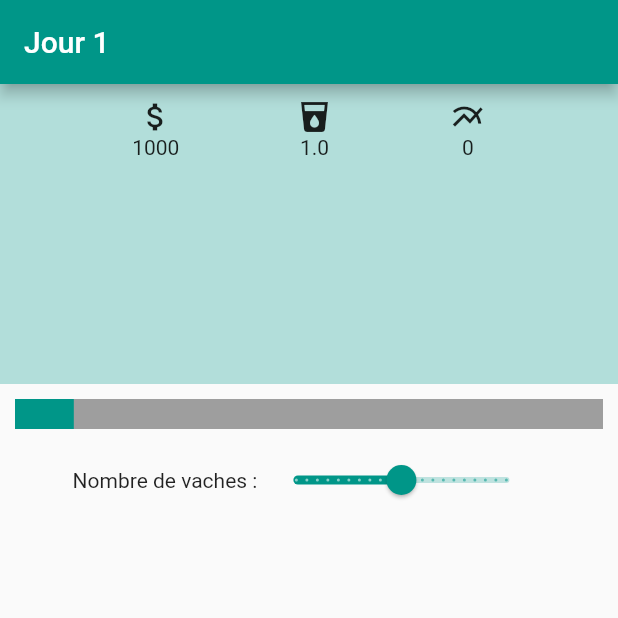
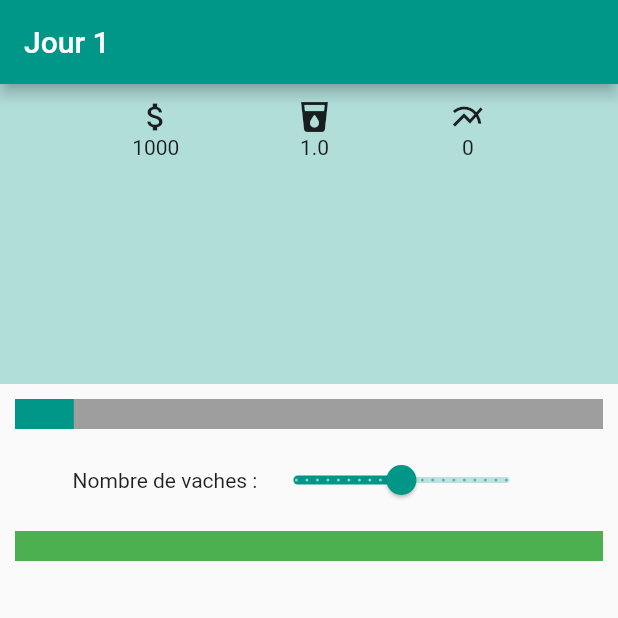
Before and after one commit to sprkl/MilkCow, a Flutter app: the screen it shows after launch, on a phone screen of 412 x 824 dp, the top half of it. Run offline on Flutter 3.47's test engine with Material 2 defaults, Android fonts, the phone set to English and light mode, and no system bars; our stand-ins replace flutter_redux, redux.

Commit message:
added draft of abrasion module

```diff
--- /dev/null
+++ b/sosfaim/lib/actions/abrasion_module_actions.dart
@@ -0,0 +1 @@
+class RepairMaterial {}
--- a/sosfaim/lib/actions/actions.dart
+++ b/sosfaim/lib/actions/actions.dart
@@ -1,27 +1,19 @@
-
-
-class AddCapital{
+class AddCapital {
   final int amount;
 
   AddCapital(this.amount);
 }
 
-class UpdateMilkPrice{
+class UpdateMilkPrice {
   final double price;
 
   UpdateMilkPrice(this.price);
 }
 
-class UpdateMilkProduction{
+class UpdateMilkProduction {
   final int production;
 
   UpdateMilkProduction(this.production);
 }
 
-class IncrementDay{}
-
-class UpdateSelectedCowNumber {
-  final double selectedCowNumber;
-
-  UpdateSelectedCowNumber(this.selectedCowNumber);
-}
+class IncrementDay {}
--- /dev/null
+++ b/sosfaim/lib/actions/cow_manager_actions.dart
@@ -0,0 +1,5 @@
+class UpdateSelectedCowNumber {
+  final double selectedCowNumber;
+
+  UpdateSelectedCowNumber(this.selectedCowNumber);
+}
--- /dev/null
+++ b/sosfaim/lib/components/AbrasionModule/abrasion_module.dart
@@ -0,0 +1,31 @@
+import 'package:flutter/material.dart';
+import 'package:flutter_redux/flutter_redux.dart';
+import 'package:redux/redux.dart';
+
+import '../../models/app_state.dart';
+import 'abrasion_module_view.dart';
+import 'abrasion_module_viewmodel.dart';
+import '../../modules/module.dart';
+
+class AbrasionModule extends StatelessWidget implements IModule {
+
+  @override
+  void execute() {
+    // TODO: implement execute
+  }
+
+  @override
+  Widget build(BuildContext context) {
+
+    return StoreConnector<AppState, AbrasionModuleViewModel>(
+        distinct: true,
+        converter: (Store<AppState> store) {
+          return AbrasionModuleViewModel.from(store);
+        },
+        builder: (context, vm) {
+          return AbrasionModuleView(
+              abrasion: vm.abrasion,
+              repairMaterial: vm.repairMaterial);
+        });
+  }
+}
--- /dev/null
+++ b/sosfaim/lib/components/AbrasionModule/abrasion_module_view.dart
@@ -0,0 +1,34 @@
+import 'package:flutter/foundation.dart';
+import 'package:flutter/material.dart';
+
+class AbrasionModuleView extends StatelessWidget {
+  final int abrasion;
+  final Function repairMaterial;
+
+  AbrasionModuleView({@required this.abrasion, @required this.repairMaterial});
+
+  @override
+  Widget build(BuildContext context) {
+    var color = Colors.green;
+    if (abrasion > 25) {
+      color = Colors.orange;
+    } else if (abrasion > 40) {
+      color = Colors.red;
+    }
+
+    return new Column(
+        mainAxisSize: MainAxisSize.min,
+        mainAxisAlignment: MainAxisAlignment.start,
+        children: <Widget>[
+          new Container(
+              // A fixed-height child.
+              height: 40.0,
+              padding: const EdgeInsets.all(10.0),
+              child: new LinearProgressIndicator(
+                value: abrasion / 100.0,
+                backgroundColor: color,
+                valueColor: AlwaysStoppedAnimation<Color>(color.shade500),
+              ))
+        ]);
+  }
+}
--- /dev/null
+++ b/sosfaim/lib/components/AbrasionModule/abrasion_module_viewmodel.dart
@@ -0,0 +1,19 @@
+import 'package:flutter/material.dart';
+import 'package:redux/redux.dart';
+import 'package:sosfaim/actions/abrasion_module_actions.dart';
+import 'package:sosfaim/models/app_state.dart';
+
+class AbrasionModuleViewModel {
+  final int abrasion;
+  final Function repairMaterial;
+
+  factory AbrasionModuleViewModel.from(Store<AppState> store) {
+    final repairMaterial = () => store.dispatch(RepairMaterial);
+
+    return AbrasionModuleViewModel(
+        abrasion: store.state.abrasion, repairMaterial: repairMaterial);
+  }
+
+  AbrasionModuleViewModel(
+      {@required this.abrasion, @required this.repairMaterial});
+}
--- a/sosfaim/lib/components/CowManager/cow_manager_view.dart
+++ b/sosfaim/lib/components/CowManager/cow_manager_view.dart
@@ -1,7 +1,3 @@
-// Copyright 2018 The Flutter Architecture Sample Authors. All rights reserved.
-// Use of this source code is governed by the MIT license that can be found
-// in the LICENSE file.
-
 import 'package:flutter/foundation.dart';
 import 'package:flutter/material.dart';
 
--- a/sosfaim/lib/components/CowManager/cow_manager_viewmodel.dart
+++ b/sosfaim/lib/components/CowManager/cow_manager_viewmodel.dart
@@ -1,7 +1,7 @@
 
 import 'package:flutter/material.dart';
 import 'package:redux/redux.dart';
-import 'package:sosfaim/actions/actions.dart';
+import 'package:sosfaim/actions/cow_manager_actions.dart';
 import 'package:sosfaim/models/app_state.dart';
 
 class CowManagerViewModel {
--- a/sosfaim/lib/main.dart
+++ b/sosfaim/lib/main.dart
@@ -4,6 +4,7 @@ import 'package:flutter_redux/flutter_redux.dart';
 
 import 'components/AppHeader/app_header.dart';
 import 'components/CowManager/cow_manager.dart';
+import 'components/AbrasionModule/abrasion_module.dart';
 import 'models/app_state.dart';
 import 'reducers/cow_module_reducer.dart';
 import 'reducers/app_state_reducer.dart';
@@ -64,7 +65,8 @@ class _SampleAppPageState extends State<SampleAppPage> {
             mainAxisSize: MainAxisSize.min,
             mainAxisAlignment: MainAxisAlignment.start,
             children: <Widget>[
-              new CowManager()
+              new CowManager(),
+              new AbrasionModule()
             ],
           ),
         )
--- a/sosfaim/lib/models/app_state.dart
+++ b/sosfaim/lib/models/app_state.dart
@@ -8,8 +8,12 @@ class AppState {
   final double milkPrice;
   final int milkProduction;
 
+  // Cow Manager Module
   final int totalCowNumber;
   final double selectedCowNumber;
+
+  // Abrasion Module
+  final int abrasion;
 
   AppState(
       {this.isLoading = false,
@@ -19,7 +23,8 @@ class AppState {
       this.milkPrice = 1,
       this.milkProduction = 0,
       this.totalCowNumber = 10,
-      this.selectedCowNumber = 0});
+      this.selectedCowNumber = 0,
+      this.abrasion = 0});
 
   AppState copyWith(
       {bool isLoading,
@@ -29,7 +34,8 @@ class AppState {
       double milkPrice,
       int milkProduction,
       int totalCowNumber,
-      double selectedCowNumber}) {
+      double selectedCowNumber,
+      int abrasion}) {
     return AppState(
         isLoading: isLoading ?? this.isLoading,
         modules: modules ?? this.modules,
@@ -38,7 +44,7 @@ class AppState {
         milkPrice: milkPrice ?? this.milkPrice,
         milkProduction: milkProduction ?? this.milkProduction,
         totalCowNumber: totalCowNumber ?? this.totalCowNumber,
-        selectedCowNumber: selectedCowNumber ?? this.selectedCowNumber
-        );
+        selectedCowNumber: selectedCowNumber ?? this.selectedCowNumber,
+        abrasion: abrasion ?? this.abrasion);
   }
 }
--- a/sosfaim/lib/reducers/app_state_reducer.dart
+++ b/sosfaim/lib/reducers/app_state_reducer.dart
@@ -1,7 +1,6 @@
-
-
 import 'package:redux/redux.dart';
 import 'package:sosfaim/actions/actions.dart';
+import 'package:sosfaim/actions/cow_manager_actions.dart';
 import 'package:sosfaim/models/app_state.dart';
 
 
```
